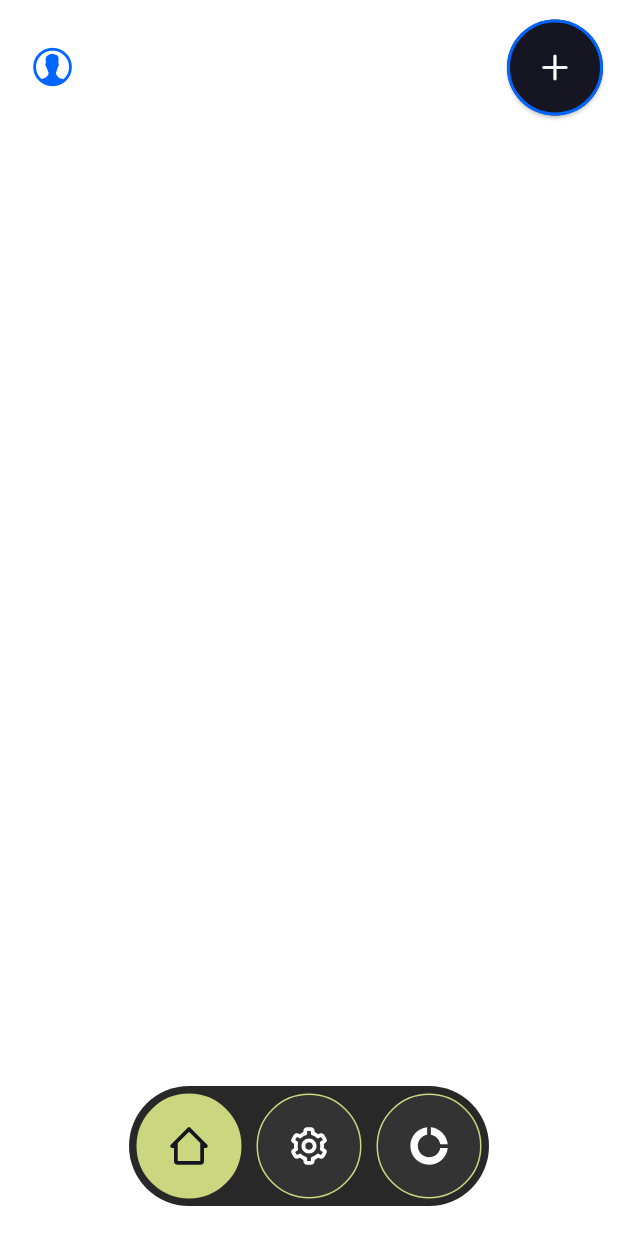
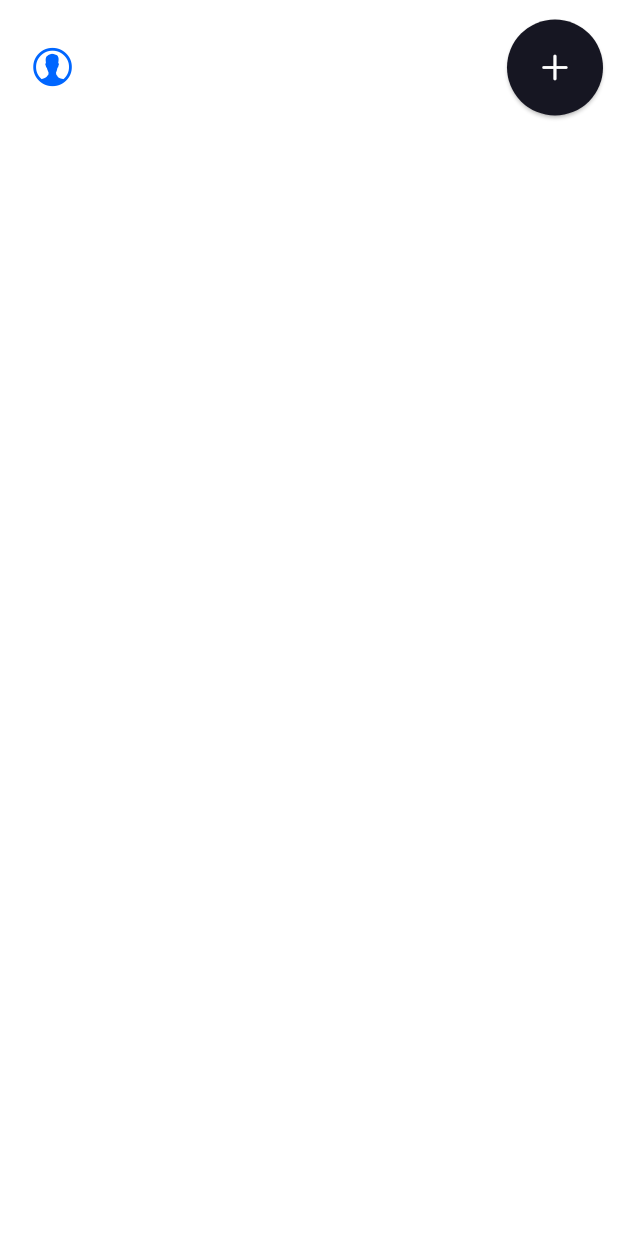
Before and after one commit to abhishekpanja554/attack_mode, a Flutter app: the HomeScreen screen opened directly, on a phone screen of 412 x 824 dp. Run offline on Flutter 3.47's test engine with Material 3 defaults, Android fonts, the phone set to English and light mode, and no system bars; our stand-ins replace dio, flutter_riverpod, icons_plus, riverpod_annotation; generated files the repository leaves out were written again.

Commit message:
code cleanup

```diff
--- a/lib/config/themes/constants.dart
+++ b/lib/config/themes/colors.dart
@@ -19,4 +19,5 @@ class ColorManager {
   Color lemonGreen = const Color(0xffCBD77E);
   Color purple = const Color(0xffA49ECF);
   Color black = const Color(0xff282828);
+  Color lightPurple = const Color(0xffE7E4F7);
 }
--- a/lib/core/widgets/circle_outline_button.dart
+++ b/lib/core/widgets/circle_outline_button.dart
@@ -1,4 +1,4 @@
-import 'package:attack_mode_app/config/themes/constants.dart';
+import 'package:attack_mode_app/config/themes/colors.dart';
 import 'package:flutter/material.dart';
 
 class CircleOutlinedButton extends StatelessWidget {
@@ -15,9 +15,6 @@ class CircleOutlinedButton extends StatelessWidget {
     return ElevatedButton(
       onPressed: onPressed,
       style: ElevatedButton.styleFrom(
-        shape: CircleBorder(
-          side: BorderSide(color: ColorManager().blue, width: 2),
-        ),
         padding: const EdgeInsets.all(20), // Adjust the size of the button
         backgroundColor: ColorManager().veryDarkblue, // Button fill color
         foregroundColor: ColorManager().white, // Text color
--- a/lib/features/base/presentation/widgets/bottom_navigation_bar.dart
+++ b/lib/features/base/presentation/widgets/bottom_navigation_bar.dart
@@ -1,4 +1,4 @@
-import 'package:attack_mode_app/config/themes/constants.dart';
+import 'package:attack_mode_app/config/themes/colors.dart';
 import 'package:attack_mode_app/core/util/global_utilities.dart';
 import 'package:attack_mode_app/features/base/presentation/providers/base_screen_provider.dart';
 import 'package:flutter/material.dart';
--- a/lib/features/home/presentation/screens/base_screen.dart
+++ b/lib/features/home/presentation/screens/home_screen.dart
@@ -1,19 +1,18 @@
-import 'package:attack_mode_app/config/themes/constants.dart';
+import 'package:attack_mode_app/config/themes/colors.dart';
 import 'package:attack_mode_app/core/util/screen_size.dart';
-import 'package:attack_mode_app/features/base/presentation/widgets/bottom_navigation_bar.dart';
 import 'package:attack_mode_app/core/widgets/circle_outline_button.dart';
 import 'package:flutter/cupertino.dart';
 import 'package:flutter/material.dart';
-import 'package:icons_plus/icons_plus.dart';
+import 'package:flutter_riverpod/flutter_riverpod.dart';
 
-class HomeScreen extends StatefulWidget {
+class HomeScreen extends ConsumerStatefulWidget {
   const HomeScreen({super.key});
 
   @override
-  State<HomeScreen> createState() => _HomeScreenState();
+  ConsumerState<HomeScreen> createState() => _HomeScreenState();
 }
 
-class _HomeScreenState extends State<HomeScreen> {
+class _HomeScreenState extends ConsumerState<HomeScreen> {
   Widget header() {
     return SizedBox(
       height: 70,
@@ -56,13 +55,6 @@ class _HomeScreenState extends State<HomeScreen> {
           ),
         ),
       ),
-      bottomNavigationBar: BottomNavBar(
-        items: [
-          BoxIcons.bx_home_alt_2,
-          BoxIcons.bx_cog,
-          BoxIcons.bxs_doughnut_chart,
-        ],
-      ),
     );
   }
 }
--- a/pubspec.yaml
+++ b/pubspec.yaml
@@ -38,6 +38,7 @@ dependencies:
   icons_plus: ^5.0.0
   flutter_riverpod: ^2.6.1
   riverpod_annotation: ^2.6.1
+  dio: ^5.7.0
 
 dev_dependencies:
   flutter_test:
```
Also changed, not shown: lib/core/resources/data_state.dart (added, +15 -0 lines), lib/features/base/presentation/screens/base_screen.dart (+13 -7 lines), pubspec.lock.
